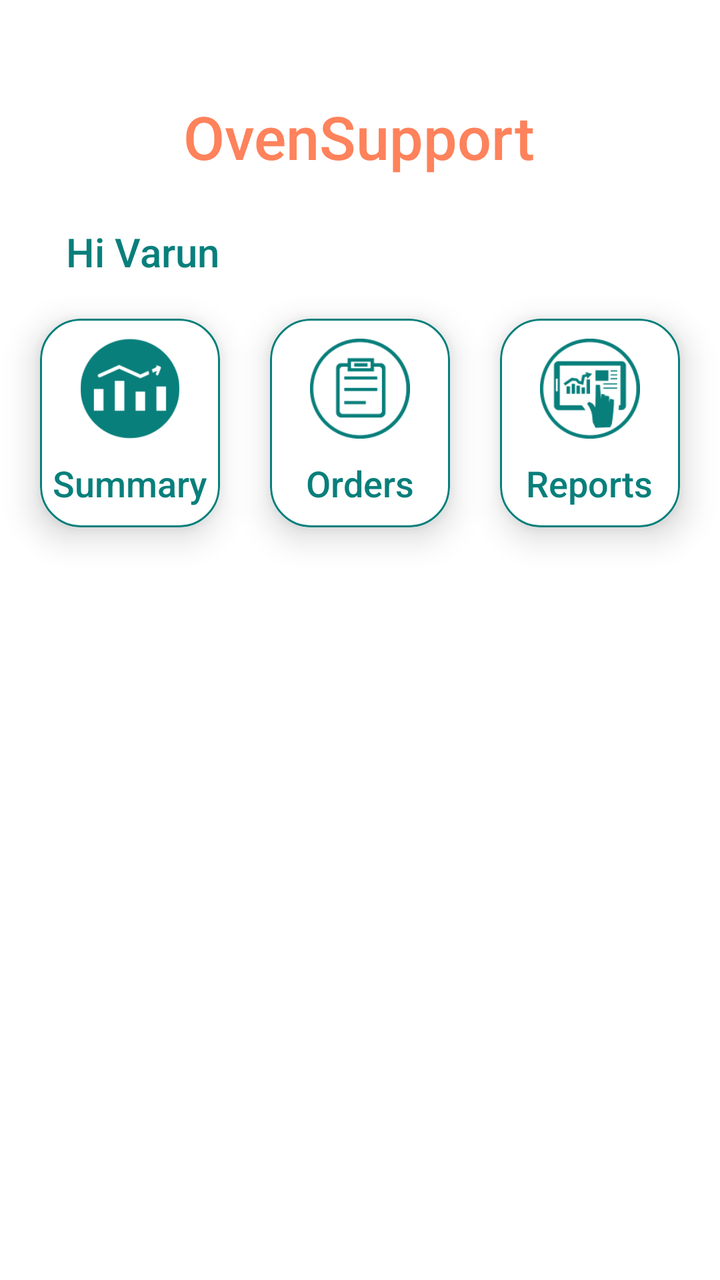
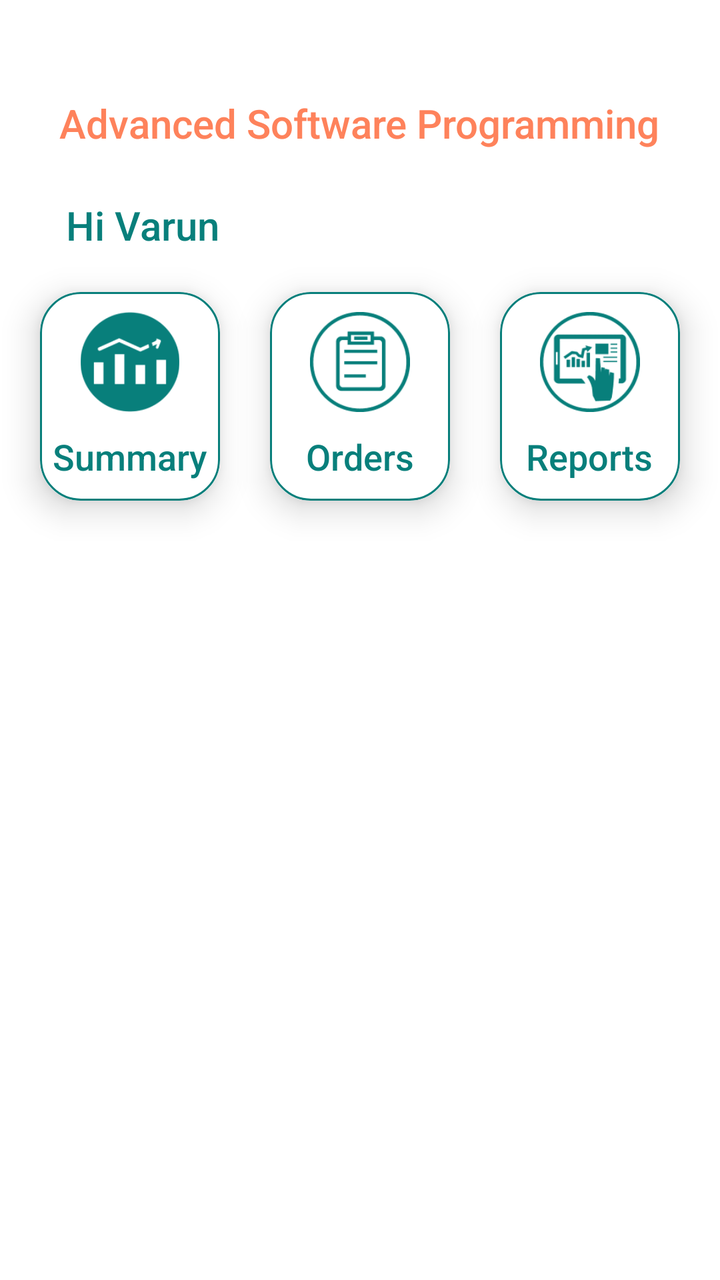

An Android layout rendered at two revisions. The XML below is the earlier revision; the diff shows what the commit changed to produce the second picture.
<!-- AndroidManifest.xml: application theme Theme.Cleaner -->
<!-- res/layout/fragment_home_.xml -->
<?xml version="1.0" encoding="utf-8"?>
<FrameLayout xmlns:android="http://schemas.android.com/apk/res/android"
    xmlns:app="http://schemas.android.com/apk/res-auto"
    xmlns:tools="http://schemas.android.com/tools"
    android:layout_width="match_parent"
    android:layout_height="match_parent"
    android:background="@color/white"
    android:id="@+id/frame_home"
    tools:context=".Fragments.Home_Fragment">
    <androidx.constraintlayout.widget.ConstraintLayout
        android:layout_width="match_parent"
        android:layout_height="match_parent">



    <TextView
        android:id="@+id/textView"
        android:layout_width="wrap_content"
        android:layout_height="wrap_content"
        android:layout_marginTop="48dp"
        android:text="OvenSupport"
        android:textColor="#FE825B"
        android:textSize="30dp"
        android:fontFamily="sans-serif-medium"
        app:layout_constraintEnd_toEndOf="parent"
        app:layout_constraintHorizontal_bias="0.497"
        app:layout_constraintStart_toStartOf="parent"
        app:layout_constraintTop_toTopOf="parent"
        tools:ignore="MissingConstraints" />

    <TextView
        android:id="@+id/Name"
        android:layout_width="wrap_content"
        android:layout_height="wrap_content"
        android:layout_marginTop="24dp"
        android:fontFamily="sans-serif-medium"
        android:text="Hi Varun"
        android:textColor="#087F7B"
        android:textSize="20dp"
        app:layout_constraintEnd_toEndOf="parent"
        app:layout_constraintHorizontal_bias="0.117"
        app:layout_constraintStart_toStartOf="parent"
        app:layout_constraintTop_toBottomOf="@+id/textView"
        tools:ignore="MissingConstraints" />

    <LinearLayout
        android:layout_width="match_parent"
        android:layout_height="wrap_content"
        android:orientation="horizontal"
        app:layout_constraintEnd_toEndOf="parent"
        app:layout_constraintHorizontal_bias="0.5"
        app:layout_constraintStart_toStartOf="parent"
        app:layout_constraintTop_toBottomOf="@+id/Name"
        tools:ignore="MissingConstraints">
<androidx.cardview.widget.CardView
    android:layout_width="match_parent"
    android:layout_weight="1"
    android:layout_marginLeft="20dp"
    android:layout_marginTop="20dp"
    android:layout_marginRight="10dp"
    android:layout_marginBottom="20dp"
    app:cardCornerRadius="20dp"
    android:elevation="8dp"
    android:divider="@android:color/transparent"
    android:dividerHeight="0.0px"
    android:clipToPadding="false"
    android:clipChildren="false"
    app:cardElevation="10dp"
    app:cardPreventCornerOverlap="false"
    android:layout_height="wrap_content">
    <LinearLayout
        android:layout_width="match_parent"
        android:layout_height="wrap_content"
        android:background="@drawable/card_background"
        android:orientation="vertical">
    <ImageView
        android:layout_width="70dp"
        android:layout_height="70dp"
        android:padding="10dp"
        android:layout_gravity="center"
        android:src="@drawable/summary"/>
    <TextView
        android:layout_width="wrap_content"
        android:layout_height="wrap_content"
        android:layout_gravity="center"
        android:textColor="#087F7B"
        android:textSize="18dp"
        android:fontFamily="sans-serif-medium"
        android:layout_marginBottom="10dp"
        android:text="Summary"/>
    </LinearLayout>
</androidx.cardview.widget.CardView>
        <androidx.cardview.widget.CardView

            android:layout_width="match_parent"
            android:layout_weight="1"
            android:layout_marginLeft="15dp"
            android:layout_marginTop="20dp"
            android:layout_marginRight="15dp"
            app:cardCornerRadius="20dp"
            android:layout_marginBottom="20dp"

            android:elevation="8dp"
            android:divider="@android:color/transparent"
            android:dividerHeight="0.0px"
            android:clipToPadding="false"
            android:clipChildren="false"
            app:cardElevation="10dp"
            app:cardPreventCornerOverlap="false"
            android:layout_height="wrap_content">
            <LinearLayout
                android:id="@+id/orders"
                android:layout_width="match_parent"
                android:layout_height="wrap_content"
                android:background="@drawable/card_background"
                android:orientation="vertical">
                <ImageView
                    android:layout_width="70dp"
                    android:layout_height="70dp"
                    android:padding="10dp"
                    android:layout_gravity="center"
                    android:src="@drawable/orders"/>
                <TextView
                    android:layout_width="wrap_content"
                    android:layout_height="wrap_content"
                    android:layout_gravity="center"
                    android:textColor="#087F7B"
                    android:textSize="18dp"
                    android:layout_marginBottom="10dp"
                    android:fontFamily="sans-serif-medium"
                    android:text="Orders"/>
            </LinearLayout>
        </androidx.cardview.widget.CardView>

        <androidx.cardview.widget.CardView
            android:layout_width="match_parent"
            android:layout_weight="1"
            android:layout_marginLeft="10dp"
            android:layout_marginTop="20dp"
            android:layout_marginRight="20dp"
            app:cardCornerRadius="20dp"
            android:elevation="8dp"
            android:divider="@android:color/transparent"
            android:dividerHeight="0.0px"
            android:clipToPadding="false"
            android:clipChildren="false"
            android:layout_marginBottom="20dp"
            app:cardElevation="10dp"
            app:cardPreventCornerOverlap="false"
            android:layout_height="wrap_content">
            <LinearLayout
                android:layout_width="match_parent"
                android:layout_height="match_parent"
                android:background="@drawable/card_background"
                android:orientation="vertical">
                <ImageView
                    android:layout_width="70dp"
                    android:layout_height="70dp"
                    android:padding="10dp"
                    android:layout_gravity="center"
                    android:src="@drawable/reports"/>
                <TextView
                    android:layout_width="wrap_content"
                    android:layout_height="wrap_content"
                    android:layout_gravity="center"
                    android:textColor="#087F7B"
                    android:textSize="18dp"
                    android:layout_marginBottom="10dp"
                    android:fontFamily="sans-serif-medium"
                    android:text="Reports"/>
            </LinearLayout>
        </androidx.cardview.widget.CardView>

    </LinearLayout>
    </androidx.constraintlayout.widget.ConstraintLayout>
</FrameLayout>
<!-- resources referenced by this layout -->
<resources>
  <color name="white">#FFFFFFFF</color>
  <!-- drawable card_background (drawable) -->
  <?xml version="1.0" encoding="utf-8"?>
  <shape xmlns:android="http://schemas.android.com/apk/res/android">
  
      <stroke android:width="1dp"
          android:color="#087F7B" />
      <corners android:radius="20dp"/>
  
  </shape>
  <!-- drawable orders: png bitmap (drawable, 6439 bytes) -->
  <!-- drawable reports: png bitmap (drawable, 8511 bytes) -->
  <!-- drawable summary: png bitmap (drawable, 5619 bytes) -->
  <style name="Theme.Cleaner" parent="Theme.MaterialComponents.Light.NoActionBar">
          
          <item name="colorPrimary">@color/purple_500</item>
          <item name="colorPrimaryVariant">#087F7B</item>
          <item name="colorOnPrimary">@color/white</item>
          
          <item name="colorSecondary">@color/teal_200</item>
          <item name="colorSecondaryVariant">@color/teal_700</item>
          <item name="colorOnSecondary">@color/black</item>
          
          <item name="android:statusBarColor" tools:targetApi="l">?attr/colorPrimaryVariant</item>
          
  
  
      </style>
  <color name="purple_500">#FF6200EE</color>
  <color name="teal_200">#FF03DAC5</color>
  <color name="teal_700">#FF018786</color>
  <color name="black">#FF000000</color>
</resources>

<!-- the commit's change to res/layout/fragment_home_.xml (unified diff, before → after) -->
@@ -7,6 +7,7 @@
     android:background="@color/white"
     android:id="@+id/frame_home"
     tools:context=".Fragments.Home_Fragment">
+
     <androidx.constraintlayout.widget.ConstraintLayout
         android:layout_width="match_parent"
         android:layout_height="match_parent">
@@ -18,9 +19,9 @@
         android:layout_width="wrap_content"
         android:layout_height="wrap_content"
         android:layout_marginTop="48dp"
-        android:text="OvenSupport"
+        android:text="Advanced Software Programming"
         android:textColor="#FE825B"
-        android:textSize="30dp"
+        android:textSize="20dp"
         android:fontFamily="sans-serif-medium"
         app:layout_constraintEnd_toEndOf="parent"
         app:layout_constraintHorizontal_bias="0.497"
